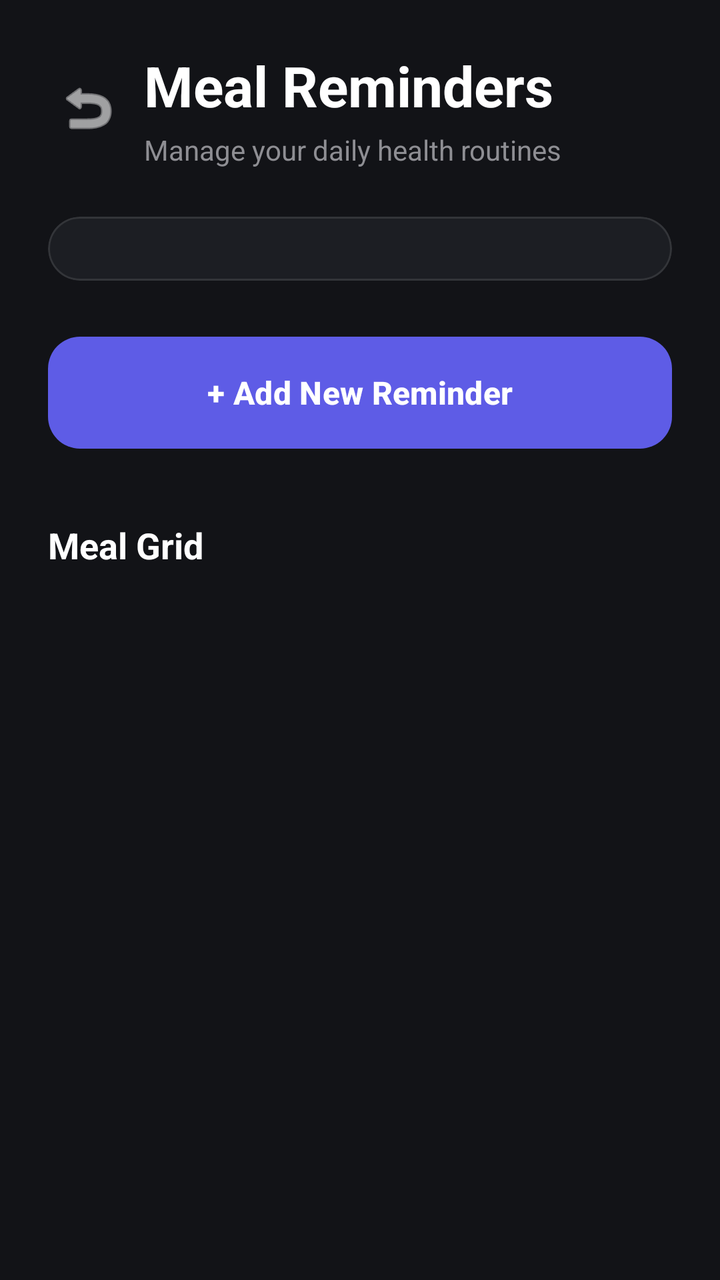
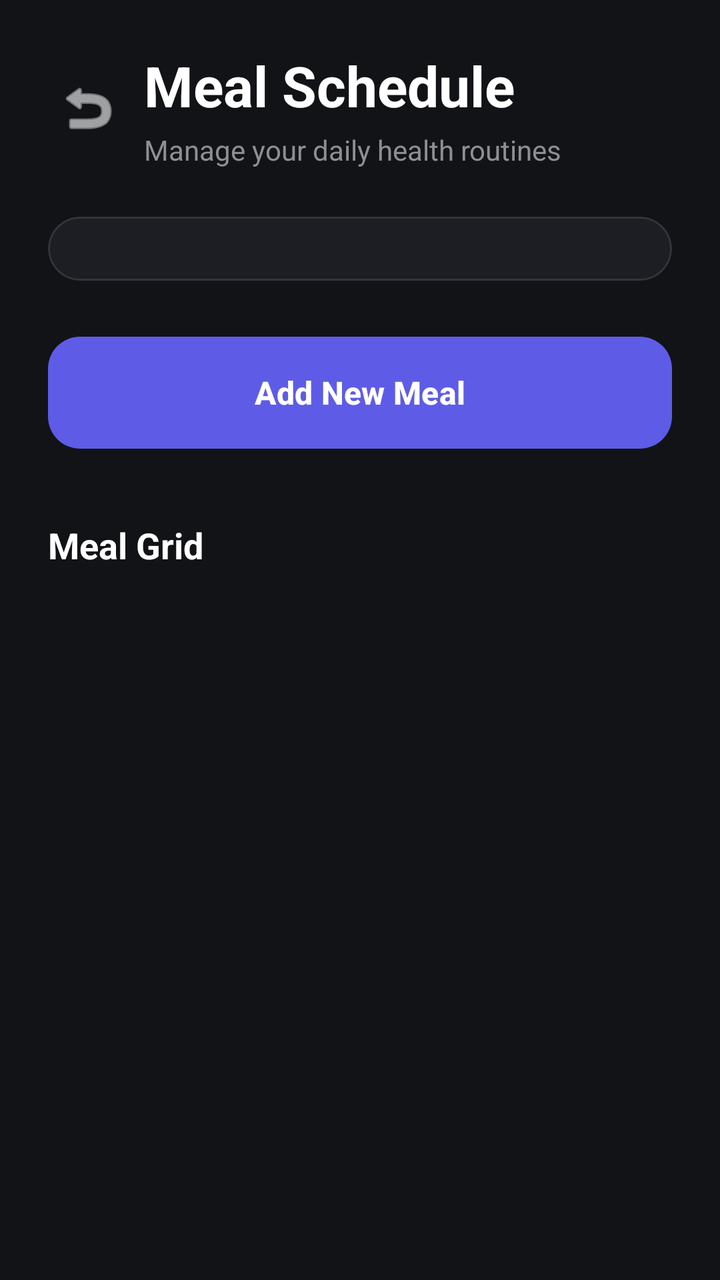

An Android layout rendered at two revisions. The XML below is the earlier revision; the diff shows what the commit changed to produce the second picture.
<!-- AndroidManifest.xml: application theme Theme.HealthPilot -->
<!-- res/layout/fragment_reminders.xml -->
<?xml version="1.0" encoding="utf-8"?>
<FrameLayout xmlns:android="http://schemas.android.com/apk/res/android"
    xmlns:app="http://schemas.android.com/apk/res-auto"
    xmlns:tools="http://schemas.android.com/tools"
    android:layout_width="match_parent"
    android:layout_height="match_parent"
    android:background="@color/bg_dark">

    <include
        android:id="@+id/layout_skeleton"
        layout="@layout/layout_reminders_skeleton"
        android:layout_width="match_parent"
        android:layout_height="match_parent"
        android:visibility="gone" />

    <androidx.core.widget.NestedScrollView
        android:id="@+id/main_content"
        android:layout_width="match_parent"
        android:layout_height="match_parent">

        <LinearLayout
            android:layout_width="match_parent"
            android:layout_height="wrap_content"
            android:orientation="vertical"
            android:padding="24dp"
            android:paddingBottom="100dp">

            
            <RelativeLayout
                android:layout_width="match_parent"
                android:layout_height="wrap_content">

                <ImageButton
                    android:id="@+id/btn_back"
                    android:layout_width="40dp"
                    android:layout_height="40dp"
                    android:layout_alignParentStart="true"
                    android:layout_centerVertical="true"
                    android:background="?attr/selectableItemBackgroundBorderless"
                    android:padding="8dp"
                    android:src="@android:drawable/ic_menu_revert"
                    app:tint="@color/white" />

                <TextView
                    android:id="@+id/tv_title"
                    android:layout_width="wrap_content"
                    android:layout_height="wrap_content"
                    android:layout_marginStart="8dp"
                    android:layout_toEndOf="@id/btn_back"
                    android:text="Meal Reminders"
                    android:textColor="@color/white"
                    android:textSize="28sp"
                    android:textStyle="bold" />

                <TextView
                    android:layout_width="wrap_content"
                    android:layout_height="wrap_content"
                    android:layout_below="@id/tv_title"
                    android:layout_marginStart="8dp"
                    android:layout_marginTop="4dp"
                    android:layout_toEndOf="@id/btn_back"
                    android:text="Manage your daily health routines"
                    android:textColor="@color/text_gray"
                    android:textSize="14sp" />
            </RelativeLayout>

            <com.google.android.material.card.MaterialCardView
                android:layout_width="match_parent"
                android:layout_height="wrap_content"
                android:layout_marginTop="24dp"
                app:cardBackgroundColor="@color/card_dark"
                app:cardCornerRadius="24dp"
                app:cardElevation="0dp"
                app:strokeColor="#1AFFFFFF"
                app:strokeWidth="1dp">

                <LinearLayout
                    android:id="@+id/ll_reminders_list"
                    android:layout_width="match_parent"
                    android:layout_height="wrap_content"
                    android:orientation="vertical"
                    android:padding="16dp" />
            </com.google.android.material.card.MaterialCardView>

            <com.google.android.material.button.MaterialButton
                android:id="@+id/btn_add_reminder"
                android:layout_width="match_parent"
                android:layout_height="64dp"
                android:layout_marginTop="24dp"
                android:text="+ Add New Reminder"
                android:textAllCaps="false"
                android:textSize="16sp"
                android:textStyle="bold"
                app:cornerRadius="16dp"
                app:backgroundTint="@color/accent_blue" />

            <TextView
                android:layout_width="wrap_content"
                android:layout_height="wrap_content"
                android:layout_marginTop="32dp"
                android:text="Meal Grid"
                android:textColor="@color/white"
                android:textSize="18sp"
                android:textStyle="bold" />

            <androidx.recyclerview.widget.RecyclerView
                android:id="@+id/rv_reminders_grid"
                android:layout_width="match_parent"
                android:layout_height="wrap_content"
                android:layout_marginTop="16dp"
                android:nestedScrollingEnabled="false"
                app:layoutManager="androidx.recyclerview.widget.GridLayoutManager"
                app:spanCount="2"
                tools:listitem="@layout/item_meal_card" />

        </LinearLayout>
    </androidx.core.widget.NestedScrollView>

</FrameLayout>
<!-- res/layout/layout_reminders_skeleton.xml (included above) -->
<?xml version="1.0" encoding="utf-8"?>
<com.facebook.shimmer.ShimmerFrameLayout xmlns:android="http://schemas.android.com/apk/res/android"
    xmlns:app="http://schemas.android.com/apk/res-auto"
    android:id="@+id/shimmer_view_container"
    android:layout_width="match_parent"
    android:layout_height="wrap_content"
    app:shimmer_auto_start="true"
    app:shimmer_base_alpha="0.8"
    app:shimmer_highlight_alpha="0.5"
    app:shimmer_base_color="@color/skeleton_bg"
    app:shimmer_highlight_color="@color/shimmer_color">

    <LinearLayout
        android:layout_width="match_parent"
        android:layout_height="wrap_content"
        android:orientation="vertical"
        android:padding="16dp">

        <View android:layout_width="120dp" android:layout_height="24dp" android:background="@drawable/skeleton_placeholder" android:layout_marginBottom="16dp" />

        
        <LinearLayout android:layout_width="match_parent" android:layout_height="wrap_content" android:orientation="horizontal" android:layout_marginBottom="16dp">
            <View android:layout_width="0dp" android:layout_height="120dp" android:layout_weight="1" android:layout_marginEnd="8dp" android:background="@drawable/skeleton_placeholder" />
            <View android:layout_width="0dp" android:layout_height="120dp" android:layout_weight="1" android:layout_marginStart="8dp" android:background="@drawable/skeleton_placeholder" />
        </LinearLayout>

        <View android:layout_width="120dp" android:layout_height="24dp" android:background="@drawable/skeleton_placeholder" android:layout_marginBottom="16dp" />

        
        <View android:layout_width="match_parent" android:layout_height="70dp" android:background="@drawable/skeleton_placeholder" android:layout_marginBottom="12dp" />
        <View android:layout_width="match_parent" android:layout_height="70dp" android:background="@drawable/skeleton_placeholder" android:layout_marginBottom="12dp" />
        <View android:layout_width="match_parent" android:layout_height="70dp" android:background="@drawable/skeleton_placeholder" android:layout_marginBottom="12dp" />

    </LinearLayout>
</com.facebook.shimmer.ShimmerFrameLayout>
<!-- res/layout/item_meal_card.xml (included above) -->
<?xml version="1.0" encoding="utf-8"?>
<layout xmlns:android="http://schemas.android.com/apk/res/android"
    xmlns:app="http://schemas.android.com/apk/res-auto">
    <com.google.android.material.card.MaterialCardView
        android:layout_width="match_parent"
        android:layout_height="wrap_content"
        android:layout_margin="8dp"
        app:cardBackgroundColor="@color/card_dark"
        app:cardCornerRadius="20dp"
        app:cardElevation="2dp"
        app:strokeColor="#1AFFFFFF"
        app:strokeWidth="1dp">

        <LinearLayout
            android:layout_width="match_parent"
            android:layout_height="wrap_content"
            android:gravity="center"
            android:orientation="vertical"
            android:padding="12dp">

            <com.google.android.material.card.MaterialCardView
                android:layout_width="60dp"
                android:layout_height="60dp"
                app:cardCornerRadius="30dp"
                app:cardElevation="0dp"
                app:strokeColor="#33FFFFFF"
                app:strokeWidth="1dp"
                app:cardBackgroundColor="@android:color/transparent">
                <ImageView
                    android:id="@+id/iv_meal"
                    android:layout_width="match_parent"
                    android:layout_height="match_parent"
                    android:scaleType="centerInside"
                    android:padding="12dp"
                    android:src="@drawable/ic_breakfast" />
            </com.google.android.material.card.MaterialCardView>

            <TextView
                android:id="@+id/tv_meal_type"
                android:layout_width="wrap_content"
                android:layout_height="wrap_content"
                android:layout_marginTop="8dp"
                android:text="Breakfast"
                android:textColor="@color/white"
                android:textSize="12sp"
                android:textStyle="bold" />

            <TextView
                android:id="@+id/tv_meal_time"
                android:layout_width="wrap_content"
                android:layout_height="wrap_content"
                android:layout_marginTop="4dp"
                android:background="@drawable/bg_time_tag"
                android:paddingHorizontal="8dp"
                android:paddingVertical="2dp"
                android:text="08:00 AM"
                android:textColor="@color/text_gray"
                android:textSize="10sp" />

        </LinearLayout>
    </com.google.android.material.card.MaterialCardView>
</layout>
<!-- resources referenced by this layout -->
<resources>
  <color name="accent_blue">#5E5CE6</color>
  <color name="bg_dark">#121317</color>
  <color name="card_dark">#1C1E23</color>
  <color name="shimmer_color">#3A3E45</color>
  <color name="skeleton_bg">#2C2E35</color>
  <color name="text_gray">#8E8E93</color>
  <color name="white">#FFFFFFFF</color>
  <!-- drawable bg_time_tag (drawable) -->
  <?xml version="1.0" encoding="utf-8"?>
  <shape xmlns:android="http://schemas.android.com/apk/res/android">
      <solid android:color="#1AFFFFFF" />
      <corners android:radius="8dp" />
  </shape>
  <!-- drawable ic_breakfast: png bitmap (drawable, 459225 bytes) -->
  <!-- drawable skeleton_placeholder (drawable) -->
  <?xml version="1.0" encoding="utf-8"?>
  <shape xmlns:android="http://schemas.android.com/apk/res/android">
      <solid android:color="@color/skeleton_bg" />
      <corners android:radius="8dp" />
  </shape>
  <style name="Theme.HealthPilot" parent="Theme.Material3.DayNight.NoActionBar">
          
          <item name="android:windowBackground">@color/bg_dark</item>
          <item name="android:navigationBarColor">@color/bg_dark</item>
          <item name="android:statusBarColor">@color/bg_dark</item>
          <item name="colorPrimary">@color/accent_blue</item>
          <item name="colorOnPrimary">@color/text_white</item>
          <item name="colorPrimaryContainer">@color/card_dark</item>
          <item name="colorOnPrimaryContainer">@color/text_white</item>
          <item name="colorSurface">@color/bg_dark</item>
          <item name="colorOnSurface">@color/text_white</item>
          <item name="colorSurfaceVariant">@color/card_dark</item>
          <item name="colorOnSurfaceVariant">@color/text_white</item>
          <item name="materialAlertDialogTheme">@style/CustomDialogTheme</item>
      </style>
  <color name="text_white">#FFFFFF</color>
  <style name="CustomDialogTheme" parent="Theme.Material3.Dark.Dialog">
          <item name="android:windowBackground">@android:color/transparent</item>
          <item name="android:backgroundDimEnabled">true</item>
          <item name="colorSurface">#1C1E23</item>
          <item name="android:colorBackground">#1C1E23</item>
          <item name="colorOnSurface">@color/white</item>
          <item name="colorOnSurfaceVariant">@color/text_gray</item>
          <item name="colorPrimary">@color/accent_blue</item>
          <item name="android:textColorPrimary">@color/white</item>
          <item name="android:textColorSecondary">@color/text_gray</item>
          <item name="android:textColor">@color/white</item>
          <item name="android:editTextColor">@color/white</item>
      </style>
</resources>

<!-- the commit's change to res/layout/fragment_reminders.xml (unified diff, before → after) -->
@@ -47,7 +47,7 @@
                     android:layout_height="wrap_content"
                     android:layout_marginStart="8dp"
                     android:layout_toEndOf="@id/btn_back"
-                    android:text="Meal Reminders"
+                    android:text="@string/meal_schedule"
                     android:textColor="@color/white"
                     android:textSize="28sp"
                     android:textStyle="bold" />
@@ -87,7 +87,7 @@
                 android:layout_width="match_parent"
                 android:layout_height="64dp"
                 android:layout_marginTop="24dp"
-                android:text="+ Add New Reminder"
+                android:text="@string/add_new_meal"
                 android:textAllCaps="false"
                 android:textSize="16sp"
                 android:textStyle="bold"
<!-- resource entries referenced after the edit -->
@@ -20,6 +20,8 @@
       <solid android:color="@color/skeleton_bg" />
       <corners android:radius="8dp" />
   </shape>
+  <string name="add_new_meal">Add New Meal</string>
+  <string name="meal_schedule">Meal Schedule</string>
   <style name="Theme.HealthPilot" parent="Theme.Material3.DayNight.NoActionBar">
           
           <item name="android:windowBackground">@color/bg_dark</item>
